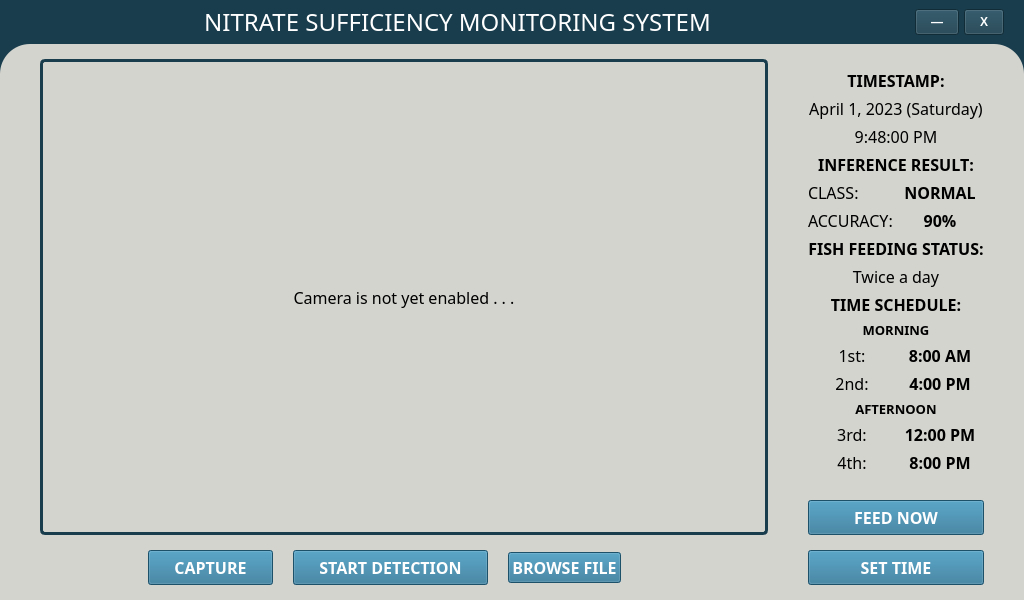
jeraldconstantino/nitrate-sufficiency-monitoring-system, file main.ui: the form before one commit.
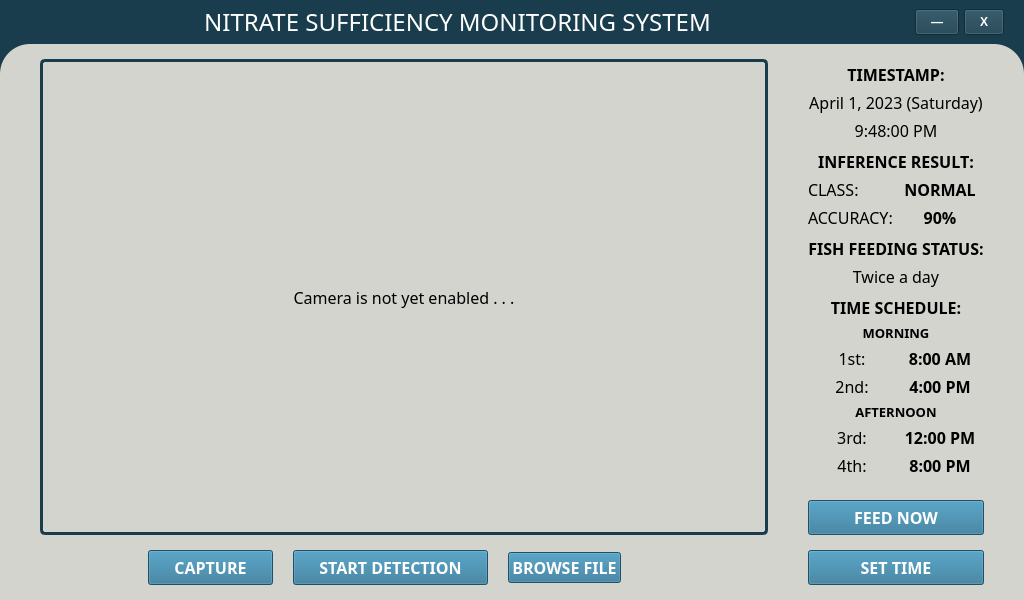
The form after the commit.

Commit message: side description padding modified

Diff of the .ui file:
```diff
--- a/main.ui
+++ b/main.ui
@@ -808,7 +808,7 @@
        <item>
         <layout class="QVBoxLayout" name="fishFeederLayout" stretch="0,0,0,0,0,0,0">
          <property name="spacing">
-          <number>5</number>
+          <number>8</number>
          </property>
          <item>
           <spacer name="verticalSpacer_2">
```
